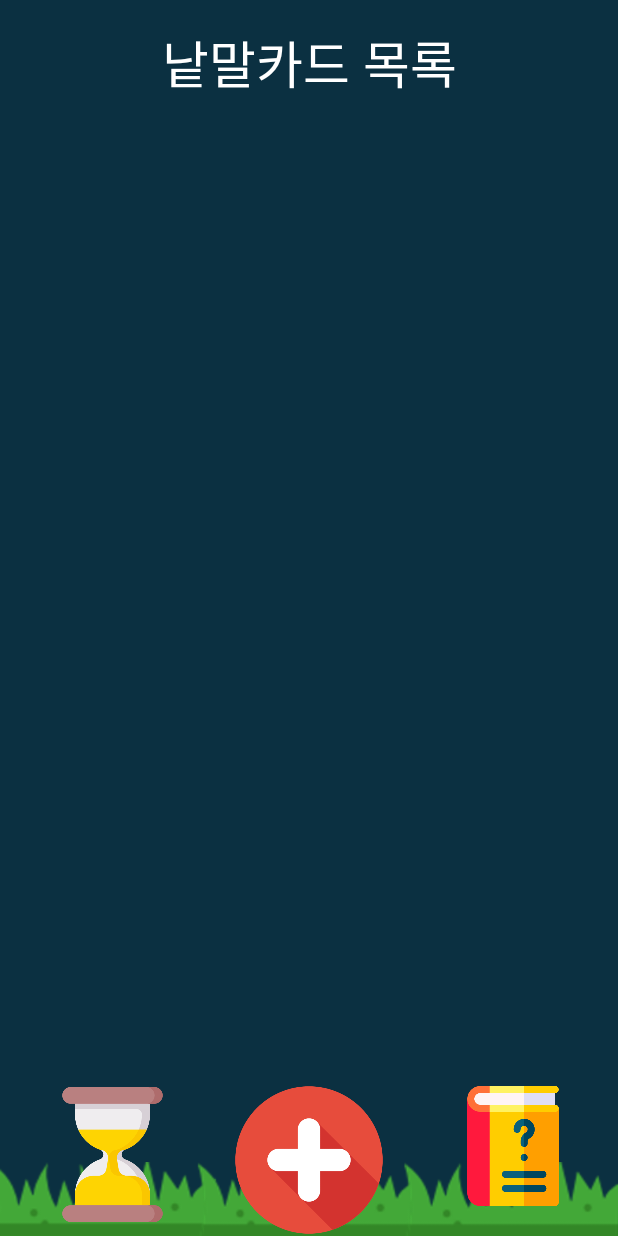
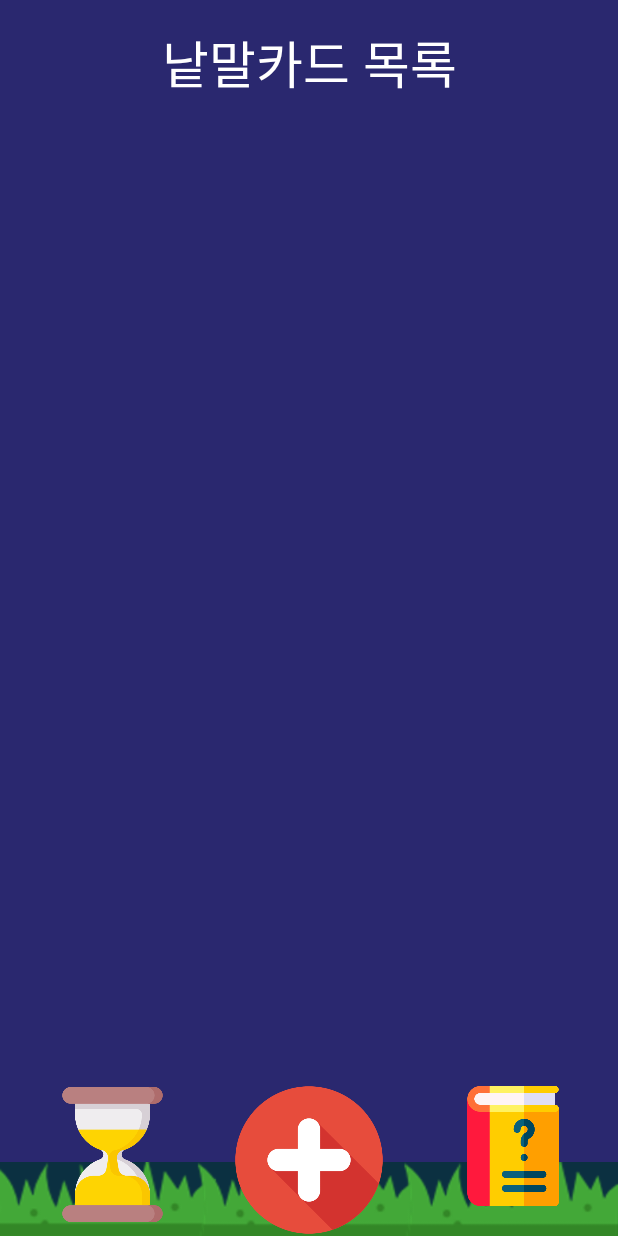
Before and after one commit to tongueEye/HearWow, an Android app: the screen it shows after launch (MainActivity), on a phone screen of 412 x 824 dp. Run offline under Robolectric (Android 15) with nearby library versions, the phone set to English and light mode, and no system bars; our stand-ins replace Room's generated code, navigation-ui.

Commit message:
[FEAT] 스플래시 화면 구현 (반응형) 1. 스플래시 화면 구현  - 스마트폰, 태블릿에 따라 비율 조정되도록 구현 2. 메인 배경색 컬러 수정

```diff
--- a/app/src/main/AndroidManifest.xml
+++ b/app/src/main/AndroidManifest.xml
@@ -20,8 +20,13 @@
         android:supportsRtl="true"
         android:theme="@style/Theme.WordCard"
         tools:targetApi="31">
+
         <activity
             android:name=".MainActivity"
+            android:exported="false"/>
+
+        <activity
+            android:name=".SplashActivity"
             android:exported="true"
             android:label="@string/app_name"
             android:theme="@style/Theme.WordCard">
--- /dev/null
+++ b/app/src/main/java/com/tongueeye/wordcard/SplashActivity.kt
@@ -0,0 +1,31 @@
+package com.tongueeye.wordcard
+
+import android.content.Intent
+import android.os.Bundle
+import android.os.Handler
+import android.os.Looper
+import androidx.appcompat.app.AppCompatActivity
+import com.tongueeye.wordcard.databinding.ActivitySplashBinding
+
+class SplashActivity: AppCompatActivity() {
+    private lateinit var binding: ActivitySplashBinding
+    override fun onCreate(savedInstanceState: Bundle?) {
+        super.onCreate(savedInstanceState)
+        binding = ActivitySplashBinding.inflate(layoutInflater)
+        setContentView(binding.root)
+
+        //일정 시간 지연 이후 실행하기 위한 코드
+        Handler(Looper.getMainLooper()).postDelayed({
+
+            // 일정 시간이 지나면 MainActivity로 이동
+            val intent = Intent(this, MainActivity::class.java)
+            startActivity(intent)
+
+            // 이전 키를 눌렀을 때 스플래스 스크린 화면으로 이동을 방지하기 위해
+            // 이동한 다음 사용안함으로 finish 처리
+            finish()
+
+        }, 2000) // 시간 2초 이후 실행
+
+    }
+}
--- a/app/src/main/res/values/colors.xml
+++ b/app/src/main/res/values/colors.xml
@@ -2,5 +2,5 @@
 <resources>
     <color name="black">#FF000000</color>
     <color name="white">#FFFFFFFF</color>
-    <color name="dark_night">#0B3041</color>
+    <color name="dark_night">#2A286F</color>
 </resources>
```
Also changed, not shown: app/src/main/res/layout/activity_splash.xml (added, +47 -0 lines), app/src/main/res/drawable/splash_bottom.png (added), app/src/main/res/drawable/splash_logo.png (added), app/src/main/res/drawable/splash_top.png (added).
